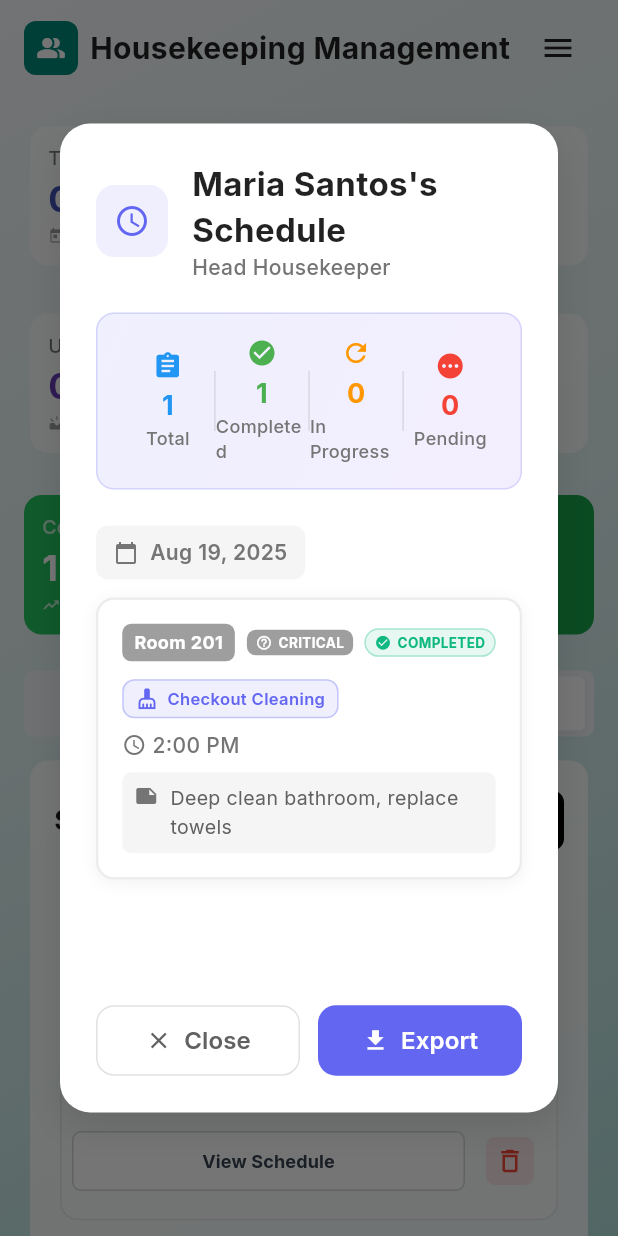
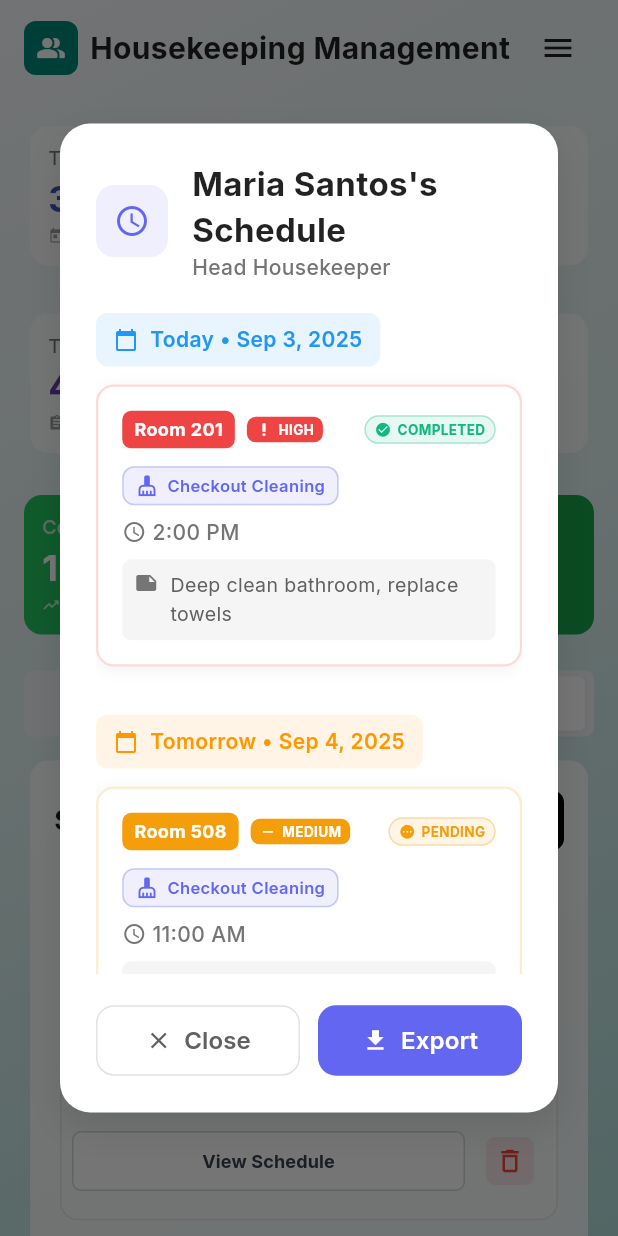
Before and after one commit to delgadjp/Raven-Nest, a Flutter app: the HousekeepingScreen screen opened by its route, after a tap on "Staff Management", after a tap on "View Schedule", on a phone screen of 412 x 824 dp. Run offline on Flutter 3.47's test engine with Material 3 defaults, Android fonts, the phone set to English and light mode, and no system bars; our stand-ins replace fl_chart, go_router, google_fonts, sqflite; accounts and stored records are empty.

Commit message:
feat: Update import paths for consistency and refactor task handling in housekeeping screens

```diff
--- a/lib/screens/housekeeping/staff_tab.dart
+++ b/lib/screens/housekeeping/staff_tab.dart
@@ -1,4 +1,4 @@
-import '../../constants/app_exports.dart';
+import '/constants/app_exports.dart';
 
 class StaffTab extends StatelessWidget {
   final List<Map<String,dynamic>> staff;
--- a/lib/screens/housekeeping/tasks_tab.dart
+++ b/lib/screens/housekeeping/tasks_tab.dart
@@ -1,9 +1,8 @@
-import '../../constants/app_exports.dart';
+import '/constants/app_exports.dart';
 
 class TasksTab extends StatelessWidget {
   final List<Map<String,dynamic>> tasks;
   final List<Map<String,dynamic>> todayTasks;
-  final List<Map<String,dynamic>> upcomingTasks;
   final List<Map<String,dynamic>> staff;
   final void Function(int,String) updateTaskStatus;
   final void Function(String, String, String, DateTime, String?, String?, String?) addTask;
@@ -12,7 +11,6 @@
     super.key,
     required this.tasks,
     required this.todayTasks,
-    required this.upcomingTasks,
     required this.staff,
     required this.updateTaskStatus,
     required this.addTask,
@@ -24,13 +22,24 @@
       crossAxisAlignment: CrossAxisAlignment.start,
       children: [
         _todaySection(context),
-        const SizedBox(height: 14),
-        _upcomingSection(context),
       ],
     );
   }
 
   Widget _todaySection(BuildContext context) {
+    // Filter tasks for today's date
+    final now = DateTime.now();
+    final today = DateTime(now.year, now.month, now.day);
+
+    final todaysFilteredTasks = tasks.where((task) {
+      if (task['dueDate'] is DateTime) {
+        final taskDate = task['dueDate'] as DateTime;
+        final taskDay = DateTime(taskDate.year, taskDate.month, taskDate.day);
+        return taskDay == today;
+      }
+      return false;
+    }).toList();
+
     return Card(
       color: Colors.white.withOpacity(0.85),
       surfaceTintColor: Colors.transparent,
@@ -73,8 +82,10 @@
               ],
             ),
             const SizedBox(height: 16),
-            Column(
-              children: todayTasks.map((task) => TaskCard(
+            todaysFilteredTasks.isEmpty
+                ? _buildEmptyState()
+                : Column(
+                    children: todaysFilteredTasks.map((task) => TaskCard(
                       task: task,
                       isDetailed: true,
                       onStatusUpdate: () => _handleStatusUpdate(task),
@@ -87,44 +98,42 @@
     );
   }
 
-  Widget _upcomingSection(BuildContext context) {
-    return Card(
-      color: Colors.white.withOpacity(0.85),
-      surfaceTintColor: Colors.transparent,
-      elevation: 0,
-      shape: RoundedRectangleBorder(borderRadius: BorderRadius.circular(12)),
-      child: Padding(
-        padding: const EdgeInsets.all(16),
+  Widget _buildEmptyState() {
+    return Container(
+      padding: const EdgeInsets.all(32),
+      child: Center(
         child: Column(
-          crossAxisAlignment: CrossAxisAlignment.start,
+          mainAxisAlignment: MainAxisAlignment.center,
           children: [
-            Row(
-              mainAxisAlignment: MainAxisAlignment.spaceBetween,
-              children: [
-                const Column(
-                  crossAxisAlignment: CrossAxisAlignment.start,
-                  children: [
-                    Text(
-                      'Upcoming Tasks',
-                      style: TextStyle(fontSize: 18, fontWeight: FontWeight.bold),
+            Container(
+              padding: const EdgeInsets.all(24),
+              decoration: BoxDecoration(
+                color: Colors.grey.withOpacity(0.1),
+                shape: BoxShape.circle,
               ),
-                    SizedBox(height: 2),
-                    Text(
-                      'Tasks scheduled for the next few days',
-                      style: TextStyle(color: Colors.grey),
+              child: Icon(
+                Icons.today,
+                size: 48,
+                color: Colors.grey[400],
               ),
-                  ],
-                ),
-              ],
             ),
             const SizedBox(height: 16),
-            Column(
-              children: upcomingTasks.map((task) => TaskCard(
-                task: task,
-                isDetailed: true,
-                onStatusUpdate: () => _handleStatusUpdate(task),
-                onViewDetails: () => _handleViewDetails(task),
-              )).toList(),
+            Text(
+              'No Tasks for Today',
+              style: TextStyle(
+                fontSize: 18,
+                fontWeight: FontWeight.w600,
+                color: Colors.grey[600],
+              ),
+            ),
+            const SizedBox(height: 8),
+            Text(
+              'There are no tasks scheduled for today.',
+              style: TextStyle(
+                fontSize: 14,
+                color: Colors.grey[500],
+              ),
+              textAlign: TextAlign.center,
             ),
           ],
         ),
--- a/lib/screens/housekeeping_screen.dart
+++ b/lib/screens/housekeeping_screen.dart
@@ -12,9 +12,10 @@
   late Timer _priorityUpdateTimer;
 
   final List<Map<String, dynamic>> tasks = [
-    {'id': 1,'room': '201','type': 'checkout_cleaning','assignee': 'Maria Santos','dueDate': DateTime(2025,8,19,14,0),'status': 'completed','checkoutTime': '11:00 AM','checkinTime': '3:00 PM','notes': 'Deep clean bathroom, replace towels'},
-    {'id': 2,'room': '305','type': 'maintenance','assignee': 'John Smith','dueDate': DateTime(2025,8,20,10,0),'status': 'in_progress','notes': 'Fix leaky faucet in kitchen'},
-    {'id': 3,'room': '412','type': 'room_service','assignee': 'Lisa Chen','dueDate': DateTime(2025,8,20,15,30),'status': 'pending','notes': 'Guest requested extra towels and coffee pods'},
+    {'id': 1,'room': '201','type': 'checkout_cleaning','assignee': 'Maria Santos','dueDate': DateTime(2025,9,3,14,0),'status': 'completed','checkoutTime': '11:00 AM','checkinTime': '3:00 PM','notes': 'Deep clean bathroom, replace towels'},
+    {'id': 2,'room': '305','type': 'maintenance','assignee': 'John Smith','dueDate': DateTime(2025,9,3,10,0),'status': 'in_progress','notes': 'Fix leaky faucet in kitchen'},
+    {'id': 3,'room': '412','type': 'room_service','assignee': 'Lisa Chen','dueDate': DateTime(2025,9,3,15,30),'status': 'pending','notes': 'Guest requested extra towels and coffee pods'},
+    {'id': 4,'room': '508','type': 'checkout_cleaning','assignee': 'Maria Santos','dueDate': DateTime(2025,9,4,11,0),'status': 'pending','notes': 'Standard checkout cleaning'},
   ];
 
   @override
@@ -49,11 +50,6 @@
       final d = task['dueDate'] as DateTime;
       return d.year == t.year && d.month == t.month && d.day == t.day;
     }).toList();
-  }
-
-  List<Map<String, dynamic>> get upcomingTasks {
-    final now = DateTime.now();
-    return tasks.where((task) => (task['dueDate'] as DateTime).isAfter(now)).toList();
   }
 
   int get completedTasks => tasks.where((t) => t['status'] == 'completed').length;
@@ -258,10 +254,10 @@
                       iconColor: Colors.indigo,
                     ),
                     SummaryCard(
-                      title: 'Upcoming',
-                      value: upcomingTasks.length.toString(),
-                      subtitle: 'next few days',
-                      icon: Icons.upcoming,
+                      title: 'Total Tasks',
+                      value: tasks.length.toString(),
+                      subtitle: 'all tasks',
+                      icon: Icons.assignment,
                       iconColor: Colors.deepPurple,
                     ),
                     SummaryGradientCard(
@@ -283,7 +279,6 @@
               TasksTab(
                 tasks: tasks,
                 todayTasks: todayTasks,
-                upcomingTasks: upcomingTasks,
                 staff: staff,
                 updateTaskStatus: updateTaskStatus,
                 addTask: addTask,
--- a/lib/widgets/housekeeping/staff_schedule_dialog.dart
+++ b/lib/widgets/housekeeping/staff_schedule_dialog.dart
@@ -44,10 +44,6 @@
             // Header
             _buildHeader(),
             const SizedBox(height: 20),
-
-            // Staff Info Summary
-            _buildStaffSummary(),
-            const SizedBox(height: 24),
 
             // Schedule Content
             Expanded(
@@ -103,107 +99,6 @@
                 ),
               ),
             ],
-          ),
-        ),
-      ],
-    );
-  }
-
-  Widget _buildStaffSummary() {
-    final totalTasks = staffTasks.length;
-    final completedTasks = ScheduleUtils.getTaskCountByStatus(staffTasks, 'completed');
-    final pendingTasks = ScheduleUtils.getTaskCountByStatus(staffTasks, 'pending');
-    final inProgressTasks = ScheduleUtils.getTaskCountByStatus(staffTasks, 'in_progress');
-
-    return Container(
-      padding: const EdgeInsets.all(16),
-      decoration: BoxDecoration(
-        gradient: LinearGradient(
-          colors: [
-            const Color(0xFF6366F1).withOpacity(0.1),
-            const Color(0xFF8B5CF6).withOpacity(0.1),
-          ],
-          begin: Alignment.topLeft,
-          end: Alignment.bottomRight,
-        ),
-        borderRadius: BorderRadius.circular(12),
-        border: Border.all(
-          color: const Color(0xFF6366F1).withOpacity(0.2),
-        ),
-      ),
-      child: Row(
-        children: [
-          Expanded(
-            child: _buildSummaryItem(
-              'Total',
-              totalTasks.toString(),
-              Colors.blue,
-              Icons.assignment,
-            ),
-          ),
-          Container(
-            height: 40,
-            width: 1,
-            color: Colors.grey.withOpacity(0.3),
-          ),
-          Expanded(
-            child: _buildSummaryItem(
-              'Completed',
-              completedTasks.toString(),
-              Colors.green,
-              Icons.check_circle,
-            ),
-          ),
-          Container(
-            height: 40,
-            width: 1,
-            color: Colors.grey.withOpacity(0.3),
-          ),
-          Expanded(
-            child: _buildSummaryItem(
-              'In Progress',
-              inProgressTasks.toString(),
-              Colors.orange,
-              Icons.refresh,
-            ),
-          ),
-          Container(
-            height: 40,
-            width: 1,
-            color: Colors.grey.withOpacity(0.3),
-          ),
-          Expanded(
-            child: _buildSummaryItem(
-              'Pending',
-              pendingTasks.toString(),
-              Colors.red,
-              Icons.pending,
-            ),
-          ),
-        ],
-      ),
-    );
-  }
-
-  Widget _buildSummaryItem(String label, String value, Color color, IconData icon) {
-    return Column(
-      children: [
-        Icon(icon, color: color, size: 20),
-        const SizedBox(height: 4),
-        Text(
-          value,
-          style: TextStyle(
-            fontSize: 18,
-            fontWeight: FontWeight.bold,
-            color: color,
-          ),
-        ),
-        Text(
-          label,
-          style: TextStyle(
-            fontSize: 12,
-            color: Colors.grey[600],
-            fontWeight: FontWeight.w500,
           ),
         ),
       ],
@@ -397,10 +292,11 @@
                   fontSize: 14,
                   color: Colors.grey[600],
                   fontWeight: FontWeight.w500,
-                  ),
                 ),
-              ],
-            ),          if (task['notes'] != null && task['notes'].toString().isNotEmpty) ...[
+              ),
+            ],
+          ),
+          if (task['notes'] != null && task['notes'].toString().isNotEmpty) ...[
             const SizedBox(height: 8),
             Container(
               padding: const EdgeInsets.all(8),
```
Lines whose indentation alone changed are shown as unchanged.
